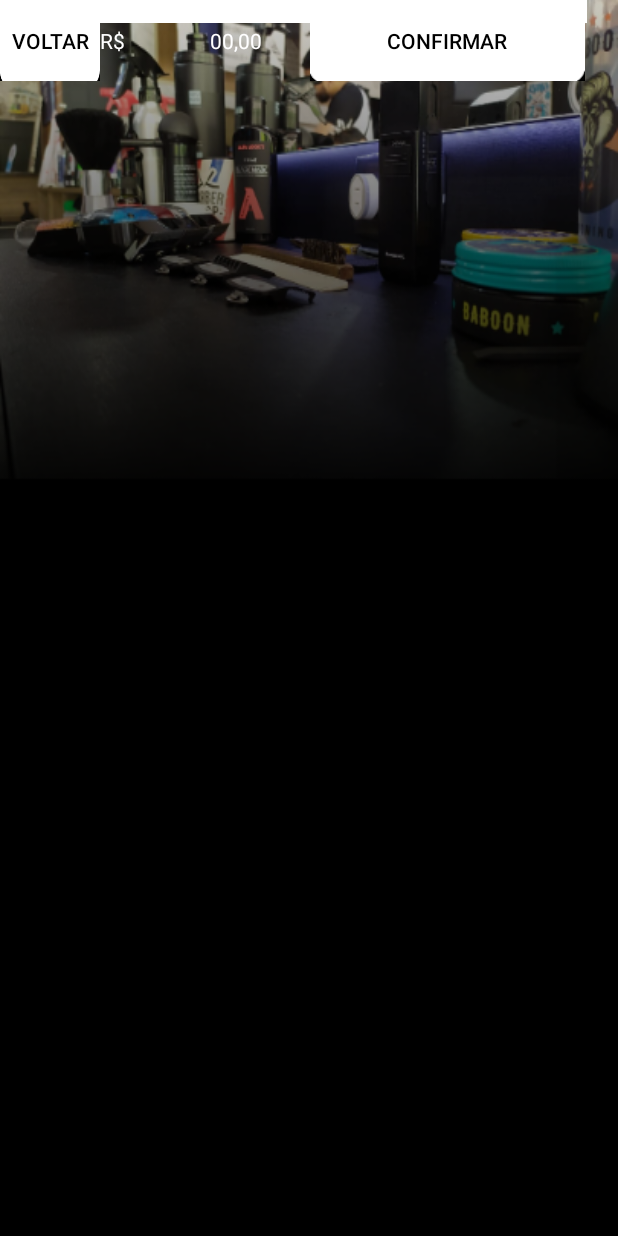
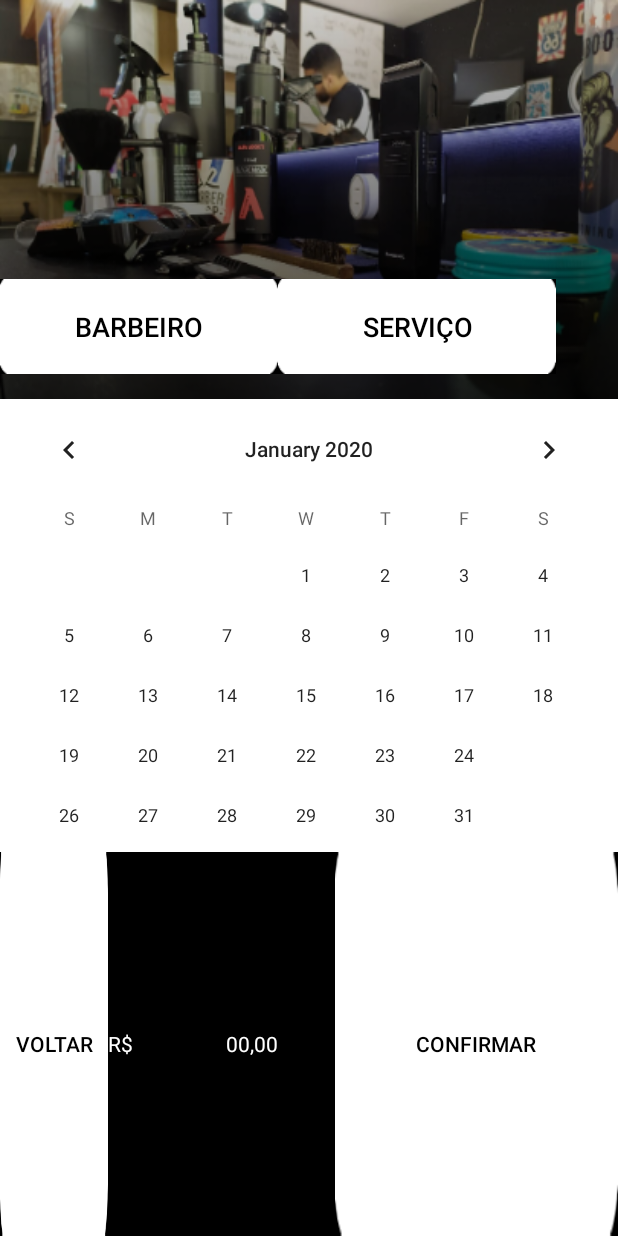
Before and after one commit to SantiagoSilvestre/BarbeirosEmGloria, an Android app: the layout activity_data_hora.xml on its own in the app's theme, with its tools: preview values and no code run, on a phone screen of 412 x 824 dp. Run offline under Robolectric (Android 15) with nearby library versions, the phone set to English and light mode, and no system bars.

Commit message:
Arrumando Layout Calender

```diff
--- a/app/src/main/AndroidManifest.xml
+++ b/app/src/main/AndroidManifest.xml
@@ -14,10 +14,10 @@
         <activity android:name=".activity.MainActivity"></activity>
         <activity android:name=".activity.Login" />
         <activity android:name=".activity.Splash" />
-        <activity android:name=".activity.DataHora" />
+        <activity android:name=".activity.Barbeiros" />
         <activity android:name=".activity.Servico" />
         <activity android:name=".activity.Cadastro" />
-        <activity android:name=".activity.Barbeiros">
+        <activity android:name=".activity.DataHora">
             <intent-filter>
                 <action android:name="android.intent.action.MAIN" />
 
--- a/app/src/main/res/layout/activity_data_hora.xml
+++ b/app/src/main/res/layout/activity_data_hora.xml
@@ -7,20 +7,20 @@
     android:background="@mipmap/fundohorario"
     tools:context=".activity.DataHora">
 
+    <RelativeLayout
+        android:layout_width="match_parent"
+        android:layout_height="match_parent"
+        app:layout_constraintBottom_toBottomOf="parent"
+        tools:layout_editor_absoluteX="16dp">
+
         <LinearLayout
-        android:layout_width="412dp"
-        android:layout_height="152dp"
-        android:orientation="vertical"
-        app:layout_constraintBottom_toTopOf="@+id/calendarView"
-        app:layout_constraintTop_toTopOf="parent"
-        app:layout_constraintVertical_bias="0.792"
-        tools:ignore="MissingConstraints"
+            android:id="@+id/linearLayoutServ"
+            android:layout_width="397dp"
+            android:layout_height="80dp"
+            android:layout_alignParentTop="true"
+            android:layout_marginTop="186dp"
+            android:orientation="horizontal"
             tools:layout_editor_absoluteX="1dp">
-
-
-        <androidx.constraintlayout.widget.ConstraintLayout
-            android:layout_width="match_parent"
-            android:layout_height="155dp">
 
             <Button
                 android:id="@+id/btnBarbeiro"
@@ -43,15 +43,15 @@
                 android:textSize="18sp"
                 tools:layout_editor_absoluteX="203dp"
                 tools:layout_editor_absoluteY="81dp" />
-        </androidx.constraintlayout.widget.ConstraintLayout>
         </LinearLayout>
 
         <LinearLayout
             android:id="@+id/linearLayout"
-        android:layout_width="390dp"
-        android:layout_height="54dp"
+            android:layout_width="match_parent"
+            android:layout_height="193dp"
+            android:layout_below="@+id/calendarView"
+            android:layout_alignParentBottom="true"
             android:orientation="horizontal"
-        tools:ignore="MissingConstraints"
             tools:layout_editor_absoluteX="1dp"
             tools:layout_editor_absoluteY="726dp">
 
@@ -91,17 +91,16 @@
 
         <CalendarView
             android:id="@+id/calendarView"
-        android:layout_width="391dp"
-        android:layout_height="310dp"
+            android:layout_width="match_parent"
+            android:layout_height="302dp"
+            android:layout_below="@id/linearLayoutServ"
             android:background="@color/colorAccent"
             android:scrollbarThumbHorizontal="@color/colorAccent"
             android:scrollbarThumbVertical="@color/colorAccent"
-        app:layout_constraintBottom_toTopOf="@+id/linearLayout"
             app:layout_constraintTop_toTopOf="parent"
             app:layout_constraintVertical_bias="0.953"
-        tools:ignore="MissingConstraints"
-        tools:layout_editor_absoluteX="0dp"/>
+            tools:layout_editor_absoluteX="0dp" />
 
-
+    </RelativeLayout>
 
 </androidx.constraintlayout.widget.ConstraintLayout>
```
Lines whose indentation alone changed are shown as unchanged.
